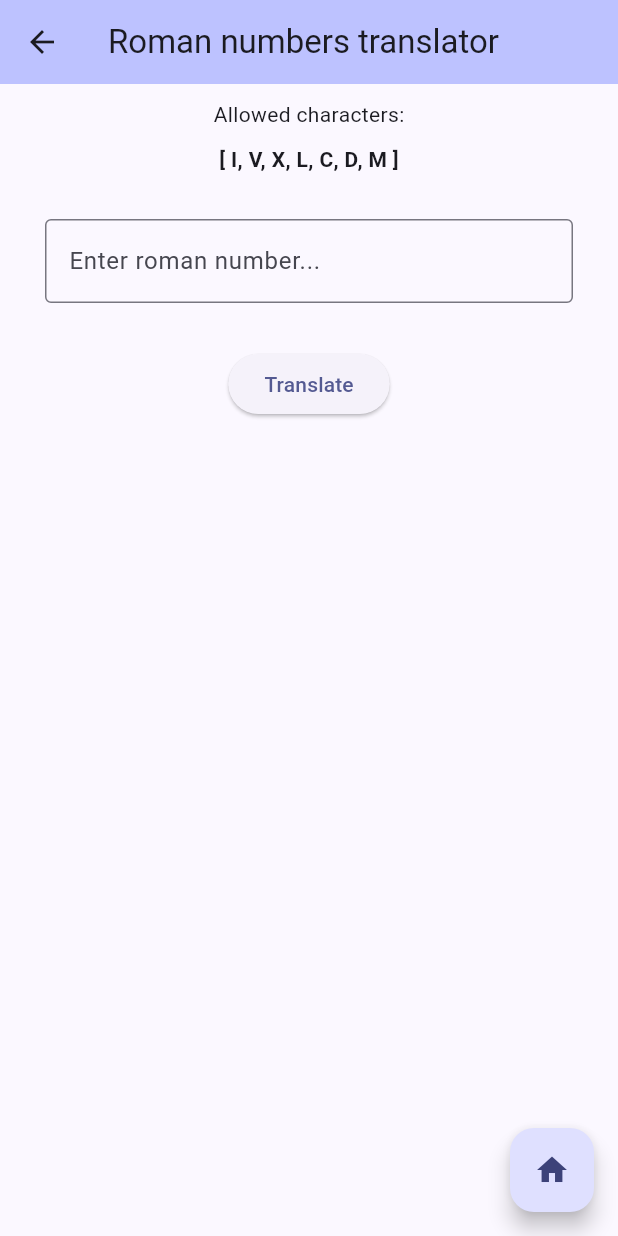
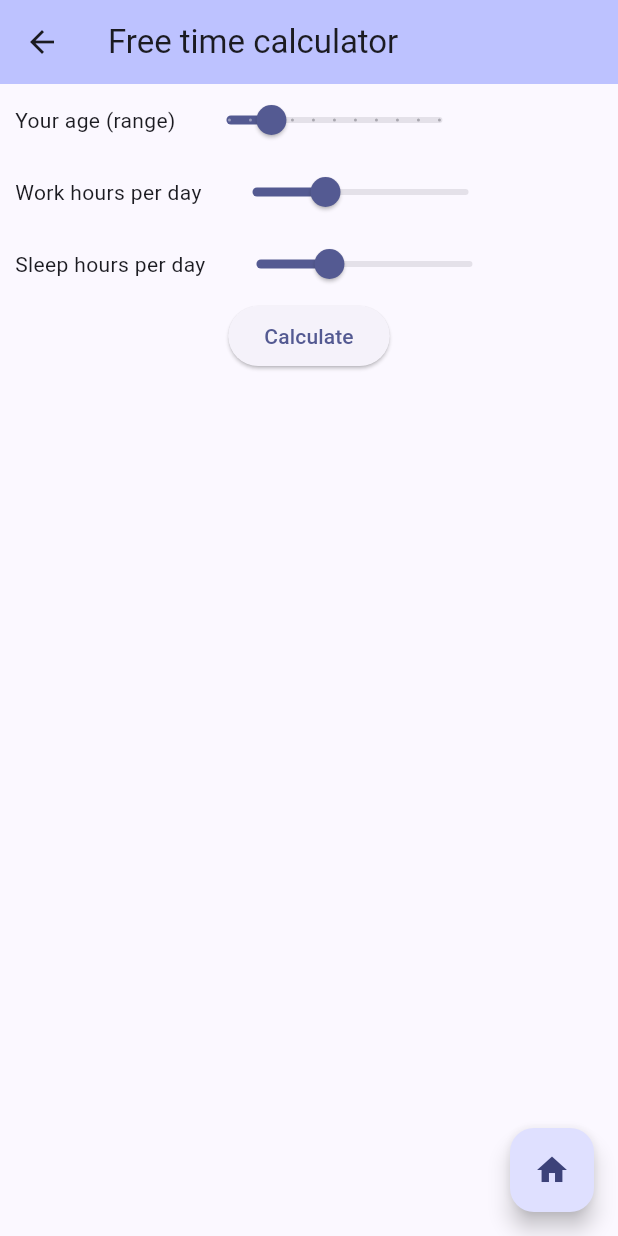
Before and after one commit to CyberDano/flutter_exercises, a Flutter app: the screen it shows after launch, after a tap on "Free time calculator", on a phone screen of 412 x 824 dp. Run offline on Flutter 3.47's test engine with Material 3 defaults, Android fonts, the phone set to English and light mode, and no system bars.

Commit message:
fifth exercise

```diff
--- /dev/null
+++ b/lib/freeTimeCalculator.dart
@@ -0,0 +1,148 @@
+import 'package:flutter/material.dart';
+import 'package:flutter_exercises/main.dart';
+
+/* Class */
+class FreeTimeCalc extends StatefulWidget {
+  const FreeTimeCalc({super.key, required this.title});
+  final String title;
+
+  @override
+  State<FreeTimeCalc> createState() => _FreeTimeCalcScreenState();
+}
+
+/* Screen build */
+class _FreeTimeCalcScreenState extends State<FreeTimeCalc> {
+  double _currentAgeValue = 20;
+  double _currentSleepValue = 8;
+  double _currentWorkValue = 8;
+  int averageAge = 150672; // average livespan after 65 years old
+  String stimatedTime = "";
+
+  // ignore: non_constant_identifier_names
+  void StimatedHours() {
+    setState(() {
+      stimatedTime = "";
+      int time = calculateLeisureHours();
+      stimatedTime = "You have ";
+      if (time > 0) {
+        stimatedTime +=
+            "$time hours (${(time / 24).round()} days) left of free time to enjoy :)";
+      } else {
+        stimatedTime += "all the time you want to enjoy :)";
+      }
+    });
+  }
+
+  int calculateLeisureHours() {
+    int totalHoursInDay = 24;
+
+    // Horas de ocio antes de la jubilación
+    double yearsUntilRetirement = 65 - _currentAgeValue;
+    double workLeisureHours = yearsUntilRetirement *
+        365 *
+        (totalHoursInDay - (_currentWorkValue + _currentSleepValue));
+
+    // Horas de ocio después de la jubilación
+    double retirementLeisureHours = averageAge -
+        (_currentSleepValue * (_currentAgeValue / totalHoursInDay));
+
+    return (workLeisureHours + retirementLeisureHours).round();
+  }
+
+// ignore: non_constant_identifier_names
+  double Calculate() {
+    double agetime = (_currentAgeValue * 365) * 24; // age
+    double worktime = (24 / _currentWorkValue); // work
+    double sleeptime = (24 / _currentSleepValue); // sleep
+    double retirement = (65 * 365) * 24; // 65 years in hours
+    if ((retirement - agetime) > 0) {
+      // working
+      if (agetime < retirement) {
+        agetime = (retirement - agetime);
+        agetime = agetime - (agetime / sleeptime) - (agetime / worktime);
+        // retirement
+      } else {
+        agetime = (averageAge) - agetime;
+        agetime = agetime - (agetime / sleeptime);
+      }
+    }
+    return (agetime + (averageAge));
+  }
+
+  @override
+  Widget build(BuildContext context) {
+    return Scaffold(
+      appBar: AppBar(
+        backgroundColor: Theme.of(context).colorScheme.inversePrimary,
+        title: Text(widget.title),
+      ),
+      body: Column(
+        children: <Widget>[
+          Row(
+            children: [
+              const Padding(
+                  padding: EdgeInsets.all(10), child: Text('Your age (range)')),
+              Slider(
+                value: _currentAgeValue,
+                max: 100,
+                divisions: 10,
+                label: _currentAgeValue.round().toString(),
+                onChanged: (double value) {
+                  setState(() {
+                    _currentAgeValue = value;
+                  });
+                },
+              ),
+            ],
+          ),
+          Row(
+            children: [
+              const Padding(
+                  padding: EdgeInsets.all(10),
+                  child: Text('Work hours per day')),
+              Slider(
+                value: _currentWorkValue,
+                max: 24,
+                divisions: 24,
+                label: _currentWorkValue.round().toString(),
+                onChanged: (double value) {
+                  setState(() {
+                    _currentWorkValue = value;
+                  });
+                },
+              ),
+            ],
+          ),
+          Row(
+            children: [
+              const Padding(
+                  padding: EdgeInsets.all(10),
+                  child: Text('Sleep hours per day')),
+              Slider(
+                value: _currentSleepValue,
+                max: 24,
+                divisions: 24,
+                label: _currentSleepValue.round().toString(),
+                onChanged: (double value) {
+                  setState(() {
+                    _currentSleepValue = value;
+                  });
+                },
+              ),
+            ],
+          ),
+          ElevatedButton(
+              onPressed: () {
+                if ((_currentWorkValue + _currentSleepValue) > 24) {
+                } else if ((_currentWorkValue + _currentSleepValue) != 0) {
+                  StimatedHours();
+                }
+              },
+              child: const Text("Calculate")),
+          Text(stimatedTime),
+        ],
+      ),
+      floatingActionButton: Method.goToHome(context),
+    );
+  }
+}
--- a/lib/main.dart
+++ b/lib/main.dart
@@ -1,6 +1,7 @@
 import 'package:flutter/material.dart';
 import 'package:flutter_exercises/average.dart';
 import 'package:flutter_exercises/censorer.dart';
+import 'package:flutter_exercises/freeTimeCalculator.dart';
 import 'package:flutter_exercises/romanTranslate.dart';
 import 'package:flutter_exercises/roulette.dart';
 
@@ -67,7 +68,15 @@ class _MyHomePageState extends State<MyHomePage> {
           context,
           MaterialPageRoute(
               builder: (context) =>
-                  const RomainTranslate(title: "Roman numbers translator")));
+                  const RomanTranslate(title: "Roman numbers translator")));
+    }
+    if (i == 5) {
+      /// Hides bad words (user input)
+      Navigator.push(
+          context,
+          MaterialPageRoute(
+              builder: (context) =>
+                  const FreeTimeCalc(title: "Free time calculator")));
     }
   }
 
@@ -114,7 +123,7 @@ class _MyHomePageState extends State<MyHomePage> {
                   child: const Text("Roman translator"),
                 ),
                 TextButton(
-                  onPressed: () => GoToScreen(4),
+                  onPressed: () => GoToScreen(5),
                   child: const Text("Free time calculator"),
                 ),
                 TextButton(
--- a/lib/romanTranslate.dart
+++ b/lib/romanTranslate.dart
@@ -3,16 +3,16 @@ import 'package:flutter/services.dart';
 import 'package:flutter_exercises/main.dart';
 
 /* Class */
-class RomainTranslate extends StatefulWidget {
-  const RomainTranslate({super.key, required this.title});
+class RomanTranslate extends StatefulWidget {
+  const RomanTranslate({super.key, required this.title});
   final String title;
 
   @override
-  State<RomainTranslate> createState() => _RomainTranslateScreenState();
+  State<RomanTranslate> createState() => _RomainTranslateScreenState();
 }
 
 /* Screen build */
-class _RomainTranslateScreenState extends State<RomainTranslate> {
+class _RomainTranslateScreenState extends State<RomanTranslate> {
   // ignore: prefer_final_fields
   late TextEditingController _romanTranslator = TextEditingController();
   final Map<String, int> romanNumerals = {
```
